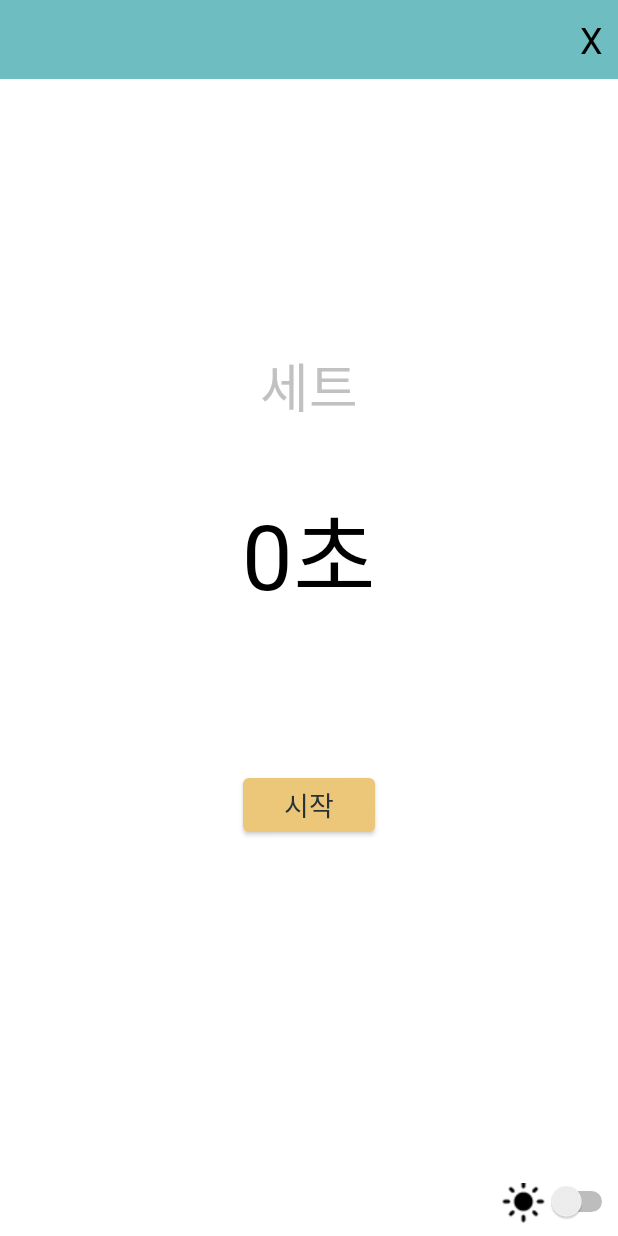
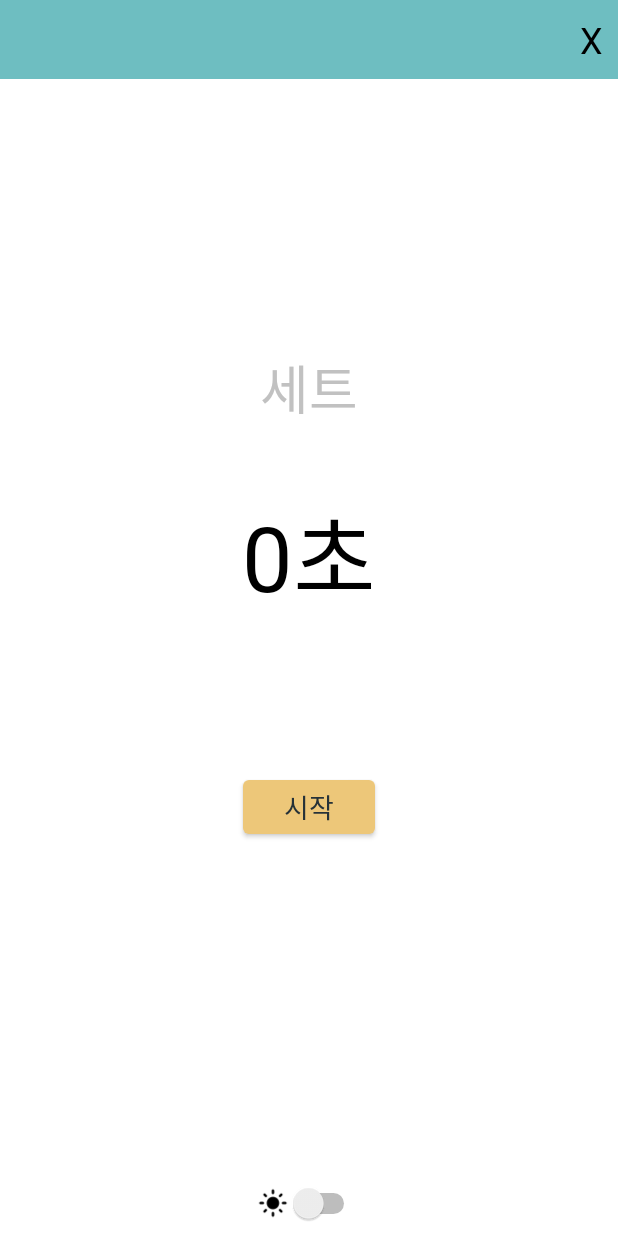
Before and after one commit to ChocoPic/ExTimer, an Android app: the TimerActivity screen opened directly, with no data from a screen before it, on a phone screen of 412 x 824 dp. Run offline under Robolectric (Android 15) with nearby library versions, the phone set to English and light mode, and no system bars; Roboto replaces fonts that are not available here; 2 statements that could not run were skipped.

Commit message:
dark-light mode

```diff
--- a/app/src/main/res/layout/activity_timer.xml
+++ b/app/src/main/res/layout/activity_timer.xml
@@ -98,13 +98,13 @@
     <LinearLayout
         android:layout_width="match_parent"
         android:layout_height="wrap_content"
-        android:gravity="right|center_vertical"
+        android:gravity="center_horizontal|center_vertical"
         android:orientation="horizontal">
 
         <ImageView
             android:id="@+id/imageView2"
-            android:layout_width="30dp"
-            android:layout_height="30dp"
+            android:layout_width="20dp"
+            android:layout_height="20dp"
             android:layout_marginBottom="5dp"
             app:srcCompat="@drawable/light_black" />
 
```
Also changed, not shown: app/src/main/java/com/tlatla/extimer/MainActivity.java (+8 -1 lines).
